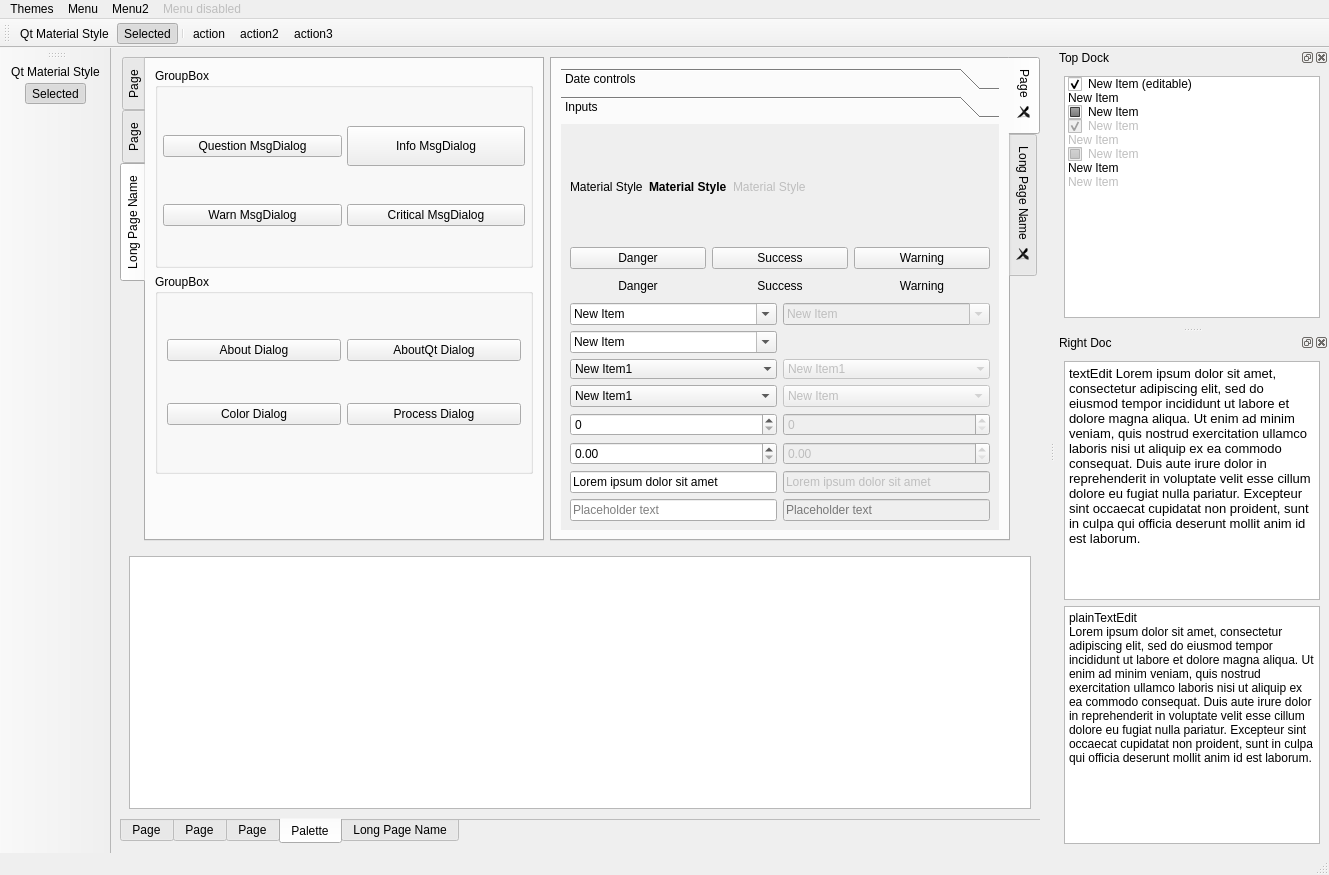
Before: the Qt Designer form src/libs/widgets/examples/stylethemes/mainwindow.ui in chengxuewen/QExt, drawn with Qt 5.
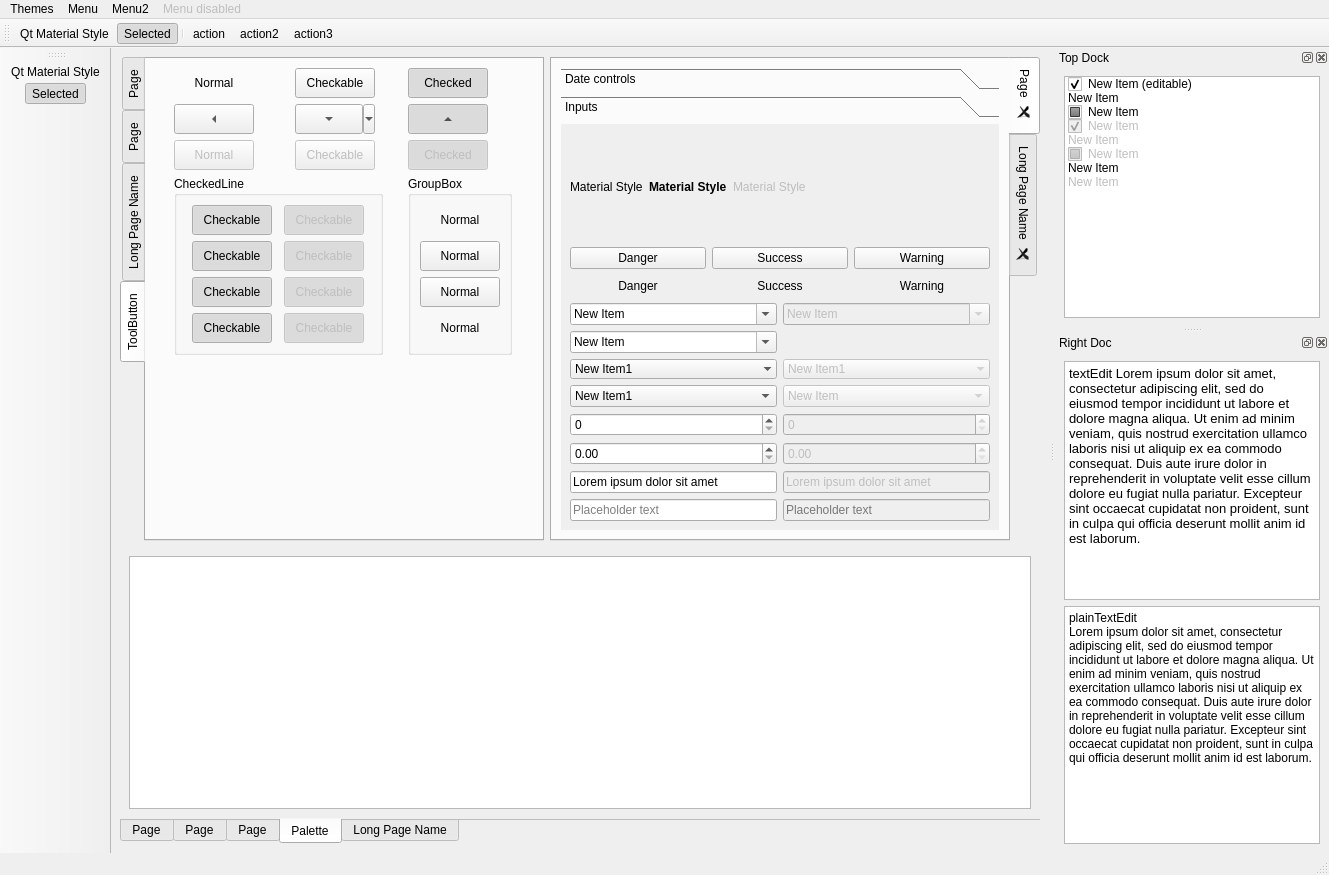
After: the same form once the commit is applied. Icons and pictures are not drawn.

Diff of the .ui file:
```diff
--- a/src/libs/widgets/examples/stylethemes/mainwindow.ui
+++ b/src/libs/widgets/examples/stylethemes/mainwindow.ui
@@ -1419,7 +1419,7 @@
        <enum>QTabWidget::West</enum>
       </property>
       <property name="currentIndex">
-       <number>2</number>
+       <number>3</number>
       </property>
       <widget class="QWidget" name="tab_11">
        <attribute name="title">
@@ -2120,6 +2120,587 @@
         </item>
        </layout>
       </widget>
+      <widget class="QWidget" name="tab_9">
+       <attribute name="title">
+        <string>ToolButton</string>
+       </attribute>
+       <layout class="QGridLayout" name="gridLayout_39">
+        <item row="0" column="0">
+         <widget class="QToolButton" name="toolButton">
+          <property name="minimumSize">
+           <size>
+            <width>80</width>
+            <height>30</height>
+           </size>
+          </property>
+          <property name="maximumSize">
+           <size>
+            <width>80</width>
+            <height>30</height>
+           </size>
+          </property>
+          <property name="text">
+           <string>Normal</string>
+          </property>
+          <property name="autoRaise">
+           <bool>true</bool>
+          </property>
+         </widget>
+        </item>
+        <item row="2" column="1">
+         <widget class="QToolButton" name="toolButton_5">
+          <property name="enabled">
+           <bool>false</bool>
+          </property>
+          <property name="minimumSize">
+           <size>
+            <width>80</width>
+            <height>30</height>
+           </size>
+          </property>
+          <property name="maximumSize">
+           <size>
+            <width>80</width>
+            <height>30</height>
+           </size>
+          </property>
+          <property name="text">
+           <string>Checkable</string>
+          </property>
+          <property name="checkable">
+           <bool>true</bool>
+          </property>
+         </widget>
+        </item>
+        <item row="0" column="2">
+         <widget class="QToolButton" name="toolButton_3">
+          <property name="minimumSize">
+           <size>
+            <width>80</width>
+            <height>30</height>
+           </size>
+          </property>
+          <property name="maximumSize">
+           <size>
+            <width>80</width>
+            <height>30</height>
+           </size>
+          </property>
+          <property name="text">
+           <string>Checked</string>
+          </property>
+          <property name="checkable">
+           <bool>true</bool>
+          </property>
+          <property name="checked">
+           <bool>true</bool>
+          </property>
+          <property name="autoRaise">
+           <bool>true</bool>
+          </property>
+         </widget>
+        </item>
+        <item row="3" column="2">
+         <widget class="QGroupBox" name="groupBox_7">
+          <property name="title">
+           <string>GroupBox</string>
+          </property>
+          <layout class="QGridLayout" name="gridLayout_38">
+           <item row="0" column="0">
+            <widget class="QToolButton" name="toolButton_18">
+             <property name="minimumSize">
+              <size>
+               <width>80</width>
+               <height>30</height>
+              </size>
+             </property>
+             <property name="maximumSize">
+              <size>
+               <width>80</width>
+               <height>30</height>
+              </size>
+             </property>
+             <property name="text">
+              <string>Normal</string>
+             </property>
+             <property name="autoRaise">
+              <bool>true</bool>
+             </property>
+            </widget>
+           </item>
+           <item row="1" column="0">
+            <widget class="QToolButton" name="toolButton_19">
+             <property name="minimumSize">
+              <size>
+               <width>80</width>
+               <height>30</height>
+              </size>
+             </property>
+             <property name="maximumSize">
+              <size>
+               <width>80</width>
+               <height>30</height>
+              </size>
+             </property>
+             <property name="text">
+              <string>Normal</string>
+             </property>
+             <property name="autoRaise">
+              <bool>false</bool>
+             </property>
+            </widget>
+           </item>
+           <item row="2" column="0">
+            <widget class="QToolButton" name="toolButton_20">
+             <property name="minimumSize">
+              <size>
+               <width>80</width>
+               <height>30</height>
+              </size>
+             </property>
+             <property name="maximumSize">
+              <size>
+               <width>80</width>
+               <height>30</height>
+              </size>
+             </property>
+             <property name="text">
+              <string>Normal</string>
+             </property>
+             <property name="autoRaise">
+              <bool>false</bool>
+             </property>
+            </widget>
+           </item>
+           <item row="3" column="0">
+            <widget class="QToolButton" name="toolButton_21">
+             <property name="minimumSize">
+              <size>
+               <width>80</width>
+               <height>30</height>
+              </size>
+             </property>
+             <property name="maximumSize">
+              <size>
+               <width>80</width>
+               <height>30</height>
+              </size>
+             </property>
+             <property name="text">
+              <string>Normal</string>
+             </property>
+             <property name="autoRaise">
+              <bool>true</bool>
+             </property>
+            </widget>
+           </item>
+          </layout>
+         </widget>
+        </item>
+        <item row="2" column="2">
+         <widget class="QToolButton" name="toolButton_6">
+          <property name="enabled">
+           <bool>false</bool>
+          </property>
+          <property name="minimumSize">
+           <size>
+            <width>80</width>
+            <height>30</height>
+           </size>
+          </property>
+          <property name="maximumSize">
+           <size>
+            <width>80</width>
+            <height>30</height>
+           </size>
+          </property>
+          <property name="text">
+           <string>Checked</string>
+          </property>
+          <property name="checkable">
+           <bool>true</bool>
+          </property>
+          <property name="checked">
+           <bool>true</bool>
+          </property>
+          <property name="autoRaise">
+           <bool>true</bool>
+          </property>
+         </widget>
+        </item>
+        <item row="1" column="0">
+         <widget class="QToolButton" name="toolButton_9">
+          <property name="minimumSize">
+           <size>
+            <width>80</width>
+            <height>30</height>
+           </size>
+          </property>
+          <property name="text">
+           <string>...</string>
+          </property>
+          <property name="popupMode">
+           <enum>QToolButton::InstantPopup</enum>
+          </property>
+          <property name="arrowType">
+           <enum>Qt::LeftArrow</enum>
+          </property>
+         </widget>
+        </item>
+        <item row="1" column="2">
+         <widget class="QToolButton" name="toolButton_8">
+          <property name="minimumSize">
+           <size>
+            <width>80</width>
+            <height>30</height>
+           </size>
+          </property>
+          <property name="text">
+           <string>...</string>
+          </property>
+          <property name="checkable">
+           <bool>true</bool>
+          </property>
+          <property name="checked">
+           <bool>true</bool>
+          </property>
+          <property name="toolButtonStyle">
+           <enum>Qt::ToolButtonFollowStyle</enum>
+          </property>
+          <property name="arrowType">
+           <enum>Qt::UpArrow</enum>
+          </property>
+         </widget>
+        </item>
+        <item row="2" column="0">
+         <widget class="QToolButton" name="toolButton_2">
+          <property name="enabled">
+           <bool>false</bool>
+          </property>
+          <property name="minimumSize">
+           <size>
+            <width>80</width>
+            <height>30</height>
+           </size>
+          </property>
+          <property name="maximumSize">
+           <size>
+            <width>80</width>
+            <height>30</height>
+           </size>
+          </property>
+          <property name="text">
+           <string>Normal</string>
+          </property>
+         </widget>
+        </item>
+        <item row="3" column="0" colspan="2">
+         <widget class="QGroupBox" name="groupBox_6">
+          <property name="title">
+           <string>CheckedLine</string>
+          </property>
+          <layout class="QGridLayout" name="gridLayout_37">
+           <item row="0" column="0">
+            <widget class="QToolButton" name="toolButton_10">
+             <property name="minimumSize">
+              <size>
+               <width>80</width>
+               <height>30</height>
+              </size>
+             </property>
+             <property name="maximumSize">
+              <size>
+               <width>80</width>
+               <height>30</height>
+              </size>
+             </property>
+             <property name="text">
+              <string>Checkable</string>
+             </property>
+             <property name="checkable">
+              <bool>true</bool>
+             </property>
+             <property name="checked">
+              <bool>true</bool>
+             </property>
+             <property name="checkedline" stdset="0">
+              <string>top</string>
+             </property>
+            </widget>
+           </item>
+           <item row="2" column="1">
+            <widget class="QToolButton" name="toolButton_16">
+             <property name="enabled">
+              <bool>false</bool>
+             </property>
+             <property name="minimumSize">
+              <size>
+               <width>80</width>
+               <height>30</height>
+              </size>
+             </property>
+             <property name="maximumSize">
+              <size>
+               <width>80</width>
+               <height>30</height>
+              </size>
+             </property>
+             <property name="text">
+              <string>Checkable</string>
+             </property>
+             <property name="checkable">
+              <bool>true</bool>
+             </property>
+             <property name="checked">
+              <bool>true</bool>
+             </property>
+             <property name="checkedline" stdset="0">
+              <string>bottom</string>
+             </property>
+            </widget>
+           </item>
+           <item row="1" column="1">
+            <widget class="QToolButton" name="toolButton_15">
+             <property name="enabled">
+              <bool>false</bool>
+             </property>
+             <property name="minimumSize">
+              <size>
+               <width>80</width>
+               <height>30</height>
+              </size>
+             </property>
+             <property name="maximumSize">
+              <size>
+               <width>80</width>
+               <height>30</height>
+              </size>
+             </property>
+             <property name="text">
+              <string>Checkable</string>
+             </property>
+             <property name="checkable">
+              <bool>true</bool>
+             </property>
+             <property name="checked">
+              <bool>true</bool>
+             </property>
+             <property name="checkedline" stdset="0">
+              <string>right</string>
+             </property>
+            </widget>
+           </item>
+           <item row="3" column="1">
+            <widget class="QToolButton" name="toolButton_17">
+             <property name="enabled">
+              <bool>false</bool>
+             </property>
+             <property name="minimumSize">
+              <size>
+               <width>80</width>
+               <height>30</height>
+              </size>
+             </property>
+             <property name="maximumSize">
+              <size>
+               <width>80</width>
+               <height>30</height>
+              </size>
+             </property>
+             <property name="text">
+              <string>Checkable</string>
+             </property>
+             <property name="checkable">
+              <bool>true</bool>
+             </property>
+             <property name="checked">
+              <bool>true</bool>
+             </property>
+             <property name="checkedline" stdset="0">
+              <string>left</string>
+             </property>
+            </widget>
+           </item>
+           <item row="0" column="1">
+            <widget class="QToolButton" name="toolButton_14">
+             <property name="enabled">
+              <bool>false</bool>
+             </property>
+             <property name="minimumSize">
+              <size>
+               <width>80</width>
+               <height>30</height>
+              </size>
+             </property>
+             <property name="maximumSize">
+              <size>
+               <width>80</width>
+               <height>30</height>
+              </size>
+             </property>
+             <property name="text">
+              <string>Checkable</string>
+             </property>
+             <property name="checkable">
+              <bool>true</bool>
+             </property>
+             <property name="checked">
+              <bool>true</bool>
+             </property>
+             <property name="checkedline" stdset="0">
+              <string>top</string>
+             </property>
+            </widget>
+           </item>
+           <item row="3" column="0">
+            <widget class="QToolButton" name="toolButton_13">
+             <property name="minimumSize">
+              <size>
+               <width>80</width>
+               <height>30</height>
+              </size>
+             </property>
+             <property name="maximumSize">
+              <size>
+               <width>80</width>
+               <height>30</height>
+              </size>
+             </property>
+             <property name="text">
+              <string>Checkable</string>
+             </property>
+             <property name="checkable">
+              <bool>true</bool>
+             </property>
+             <property name="checked">
+              <bool>true</bool>
+             </property>
+             <property name="checkedline" stdset="0">
+              <string>left</string>
+             </property>
+            </widget>
+           </item>
+           <item row="1" column="0">
+            <widget class="QToolButton" name="toolButton_11">
+             <property name="minimumSize">
+              <size>
+               <width>80</width>
+               <height>30</height>
+              </size>
+             </property>
+             <property name="maximumSize">
+              <size>
+               <width>80</width>
+               <height>30</height>
+              </size>
+             </property>
+             <property name="text">
+              <string>Checkable</string>
+             </property>
+             <property name="checkable">
+              <bool>true</bool>
+             </property>
+             <property name="checked">
+              <bool>true</bool>
+             </property>
+             <property name="checkedline" stdset="0">
+              <string>right</string>
+             </property>
+            </widget>
+           </item>
+           <item row="2" column="0">
+            <widget class="QToolButton" name="toolButton_12">
+             <property name="minimumSize">
+              <size>
+               <width>80</width>
+               <height>30</height>
+              </size>
+             </property>
+             <property name="maximumSize">
+              <size>
+               <width>80</width>
+               <height>30</height>
+              </size>
+             </property>
+             <property name="text">
+              <string>Checkable</string>
+             </property>
+             <property name="checkable">
+              <bool>true</bool>
+             </property>
+             <property name="checked">
+              <bool>true</bool>
+             </property>
+             <property name="checkedline" stdset="0">
+              <string>bottom</string>
+             </property>
+            </widget>
+           </item>
+          </layout>
+         </widget>
+        </item>
+        <item row="0" column="1">
+         <widget class="QToolButton" name="toolButton_4">
+          <property name="minimumSize">
+           <size>
+            <width>80</width>
+            <height>30</height>
+           </size>
+          </property>
+          <property name="maximumSize">
+           <size>
+            <width>80</width>
+            <height>30</height>
+           </size>
+          </property>
+          <property name="text">
+           <string>Checkable</string>
+          </property>
+          <property name="checkable">
+           <bool>true</bool>
+          </property>
+          <property name="checkedline" stdset="0">
+           <string>right</string>
+          </property>
+         </widget>
+        </item>
+        <item row="1" column="1">
+         <widget class="QToolButton" name="toolButton_7">
+          <property name="minimumSize">
+           <size>
+            <width>80</width>
+            <height>30</height>
+           </size>
+          </property>
+          <property name="text">
+           <string>...</string>
+          </property>
+          <property name="checkable">
+           <bool>true</bool>
+          </property>
+          <property name="popupMode">
+           <enum>QToolButton::MenuButtonPopup</enum>
+          </property>
+          <property name="arrowType">
+           <enum>Qt::DownArrow</enum>
+          </property>
+         </widget>
+        </item>
+        <item row="4" column="1">
+         <spacer name="verticalSpacer_9">
+          <property name="orientation">
+           <enum>Qt::Vertical</enum>
+          </property>
+          <property name="sizeHint" stdset="0">
+           <size>
+            <width>20</width>
+            <height>40</height>
+           </size>
+          </property>
+         </spacer>
+        </item>
+       </layout>
+      </widget>
      </widget>
     </item>
    </layout>
```
Left out of the diff: 10 changed lines with no effect on the pictures.
